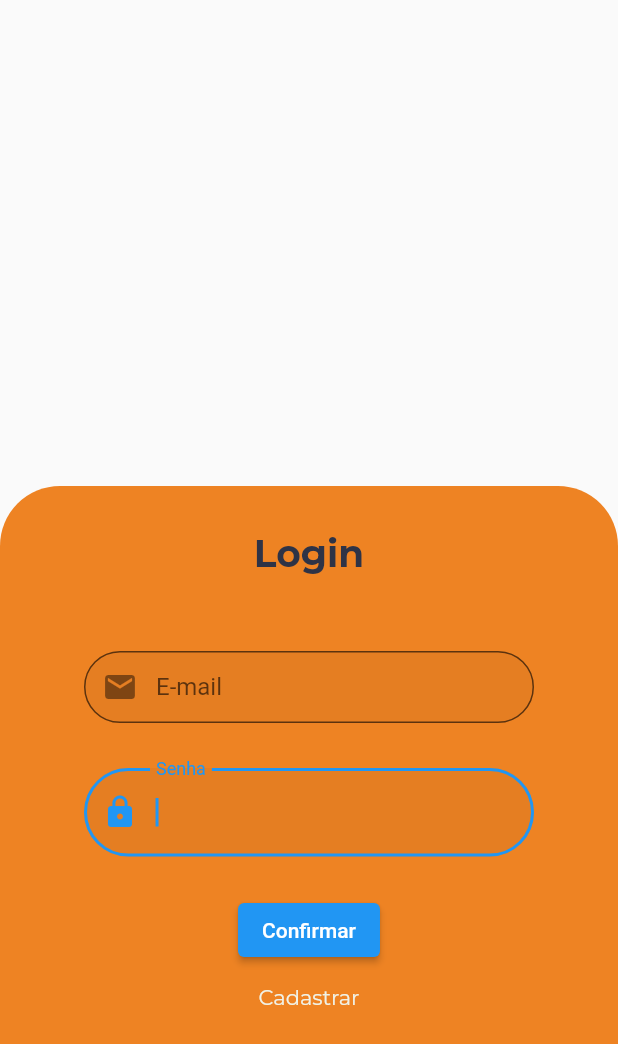
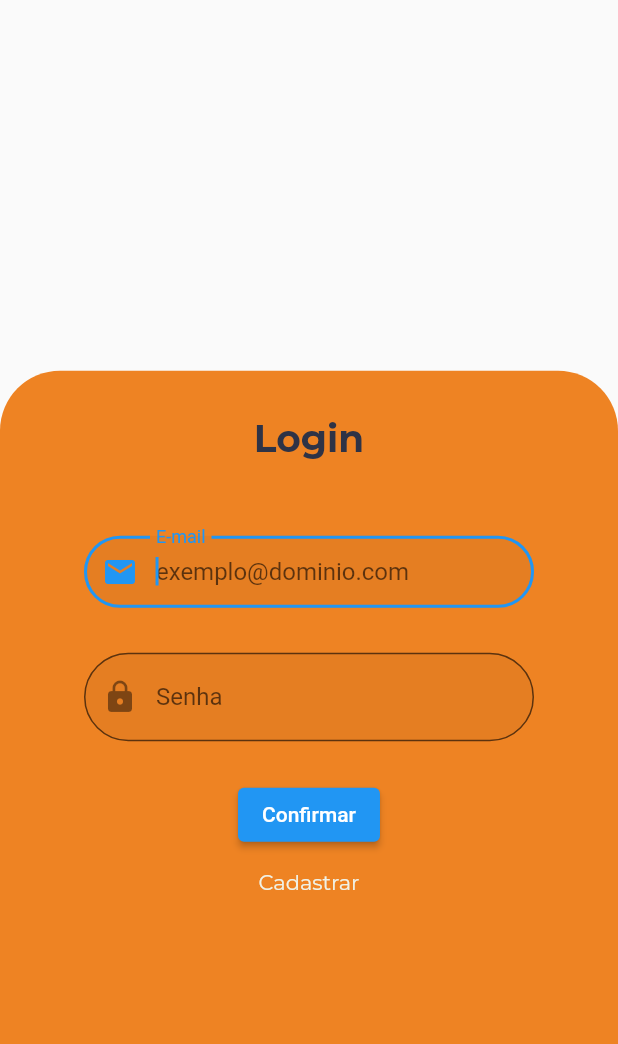
Before and after one commit to lucasmenezesdev/sincroneasy, a Flutter app: the screen it shows after launch, after a tap on "Entrar", on a phone screen of 412 x 824 dp. Shown: the top 1044 px of the screen. Run offline on Flutter 3.47's test engine with Material 2 defaults, Android fonts, the phone set to English and light mode, and no system bars; our stand-ins replace firebase_auth, firebase_core, google_fonts, google_sign_in, modal_bottom_sheet; accounts and stored records are empty.

Commit message:
troquei o height do container da login page de 500 para mediaquery * 0.7 para responsividade; coloquei como autofocus os primeiros campos das telas

```diff
--- a/lib/pages/login_page.dart
+++ b/lib/pages/login_page.dart
@@ -80,13 +80,13 @@ class _LoginPageState extends State<LoginPage> {
         children: [
           Expanded(child: Text('')),
           Container(
+            height: MediaQuery.of(context).size.height * 0.7,
             width: MediaQuery.of(context).size.width,
             decoration: BoxDecoration(
               borderRadius: BorderRadius.only(
                   topLeft: Radius.circular(40), topRight: Radius.circular(40)),
               color: orange,
             ),
-            height: 500,
             child: Column(
               children: [
                 SizedBox(
@@ -107,7 +107,7 @@ class _LoginPageState extends State<LoginPage> {
                     keyboardType: TextInputType.emailAddress,
                     textInputAction: TextInputAction.next,
                     controller: textControllerEmail,
-                    autofocus: false,
+                    autofocus: true,
                     onChanged: (value) {
                       setState(() {
                         _isEditingEmail = true;
@@ -146,7 +146,7 @@ class _LoginPageState extends State<LoginPage> {
                       keyboardType: TextInputType.visiblePassword,
                       textInputAction: TextInputAction.next,
                       controller: textControllerPassword,
-                      autofocus: true,
+                      autofocus: false,
                       onChanged: (value) async {
                         setState(() {
                           _isEditingPassword = true;
--- a/lib/pages/register_page.dart
+++ b/lib/pages/register_page.dart
@@ -128,7 +128,7 @@ class _RegisterPageState extends State<RegisterPage> {
                   keyboardType: TextInputType.name,
                   textInputAction: TextInputAction.next,
                   controller: textControllerName,
-                  autofocus: false,
+                  autofocus: true,
                   onChanged: (value) {
                     setState(() {
                       _isEditingName = true;
@@ -290,7 +290,7 @@ class _RegisterPageState extends State<RegisterPage> {
                     keyboardType: TextInputType.visiblePassword,
                     textInputAction: TextInputAction.next,
                     controller: textControllerPasswordRepeat,
-                    autofocus: true,
+                    autofocus: false,
                     onChanged: (value) async {
                       setState(() {
                         _isEditingPasswordRepeat = true;
```
